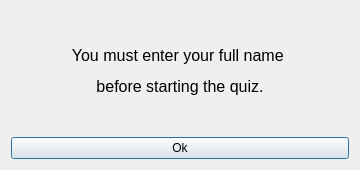
The window that QuestionnaireGUI/EmptyNameDialog.ui (rareseanu/proiect-pa) describes before a commit, drawn with Qt 5.
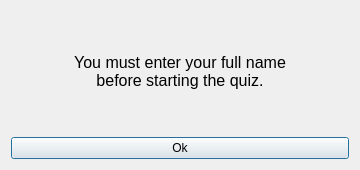
The same window after the commit. Icons and pictures are not drawn.

The edit to the form file:
```diff
--- a/QuestionnaireGUI/EmptyNameDialog.ui
+++ b/QuestionnaireGUI/EmptyNameDialog.ui
@@ -35,8 +35,19 @@
   <layout class="QGridLayout" name="gridLayout">
    <item row="0" column="0">
     <widget class="QLabel" name="label">
+     <property name="font">
+      <font>
+       <pointsize>12</pointsize>
+      </font>
+     </property>
      <property name="text">
-      <string>&lt;html&gt;&lt;head/&gt;&lt;body&gt;&lt;p align=&quot;center&quot;&gt;&lt;span style=&quot; font-size:12pt;&quot;&gt;You must enter your full name &lt;/span&gt;&lt;/p&gt;&lt;p align=&quot;center&quot;&gt;&lt;span style=&quot; font-size:12pt;&quot;&gt;before starting the quiz.&lt;/span&gt;&lt;/p&gt;&lt;/body&gt;&lt;/html&gt;</string>
+      <string>You must enter your full name                            before starting the quiz.</string>
+     </property>
+     <property name="alignment">
+      <set>Qt::AlignCenter</set>
+     </property>
+     <property name="wordWrap">
+      <bool>true</bool>
      </property>
     </widget>
    </item>
```
